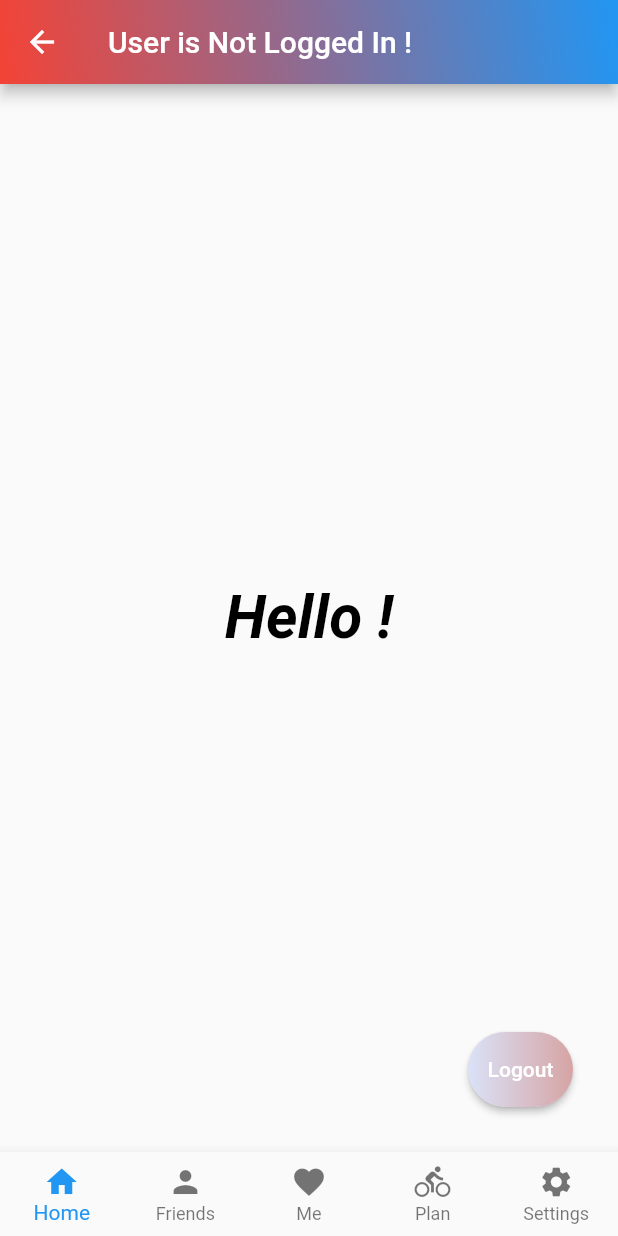
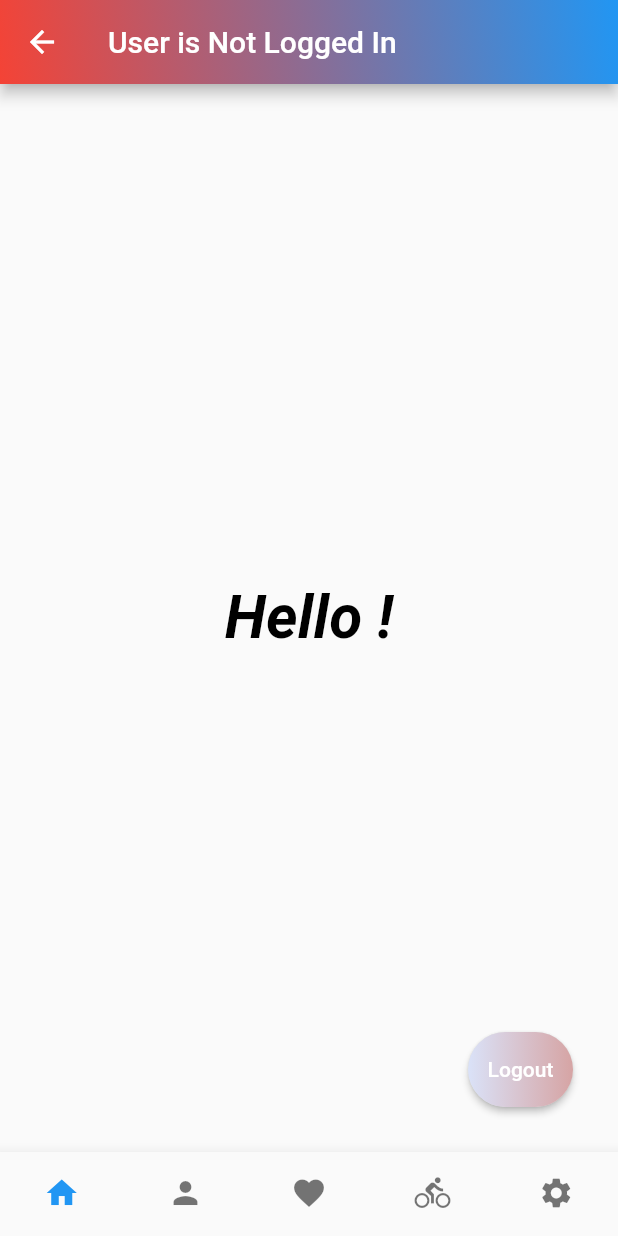
Before and after one commit to rostradamus/fitsight_app, a Flutter app: the MainPage screen opened directly, on a phone screen of 412 x 824 dp. Run offline on Flutter 3.47's test engine with Material 2 defaults, Android fonts, the light colour scheme and no system bars; our stand-ins replace dio, equatable, flutter_bloc, flutter_i18n, get_it, gradient_app_bar and 1 more; missing offline and left inert: cookie_jar, dio_cookie_manager; network calls fail; statements that could not run were skipped.

Commit message:
FS-20: Finalize

```diff
--- a/assets/i18n/en.json
+++ b/assets/i18n/en.json
@@ -34,7 +34,8 @@
   },
   "main": {
     "app_bar": {
-      "greeting": "Good Morning, {name}"
+      "greeting": "Good Morning, {name}",
+      "not_logged_in": "User is Not Logged In"
     }
   }
 }
--- a/lib/widgets/pages/main_page.dart
+++ b/lib/widgets/pages/main_page.dart
@@ -36,14 +36,16 @@ class _MainPageState extends State<MainPage> {
         ),
         title: BlocBuilder<AuthBloc, AuthState>(
           builder: (context, state) {
-            String message = 'User is Not Logged In !';
+            String message = FlutterI18n.translate(
+              context,
+              "main.app_bar.not_logged_in",
+            );
             if (state is LoginSuccessState) {
               message = FlutterI18n.translate(
                 context,
                 "main.app_bar.greeting",
                 translationParams: {"name": state.auth.user.firstName},
               );
-              // message = "Good Morning, ${state.auth.user.firstName} !";
             }
             return Text(
               message,
@@ -60,6 +62,8 @@ class _MainPageState extends State<MainPage> {
         ),
       ),
       bottomNavigationBar: BottomNavigationBar(
+        showSelectedLabels: false,
+        showUnselectedLabels: false,
         onTap: onTapped,
         currentIndex: _currentIndex,
         type: BottomNavigationBarType.fixed,
--- a/pubspec.yaml
+++ b/pubspec.yaml
@@ -27,6 +27,7 @@ dependencies:
   http: ^0.12.1
   get_it: ^4.0.0
   dio: ^3.0.9
+  bloc: ^4.0.0
   flutter_bloc: ^4.0.0
   equatable: ^1.2.0
   dio_cookie_manager: ^1.0.0
```
Also changed, not shown: pubspec.lock.
